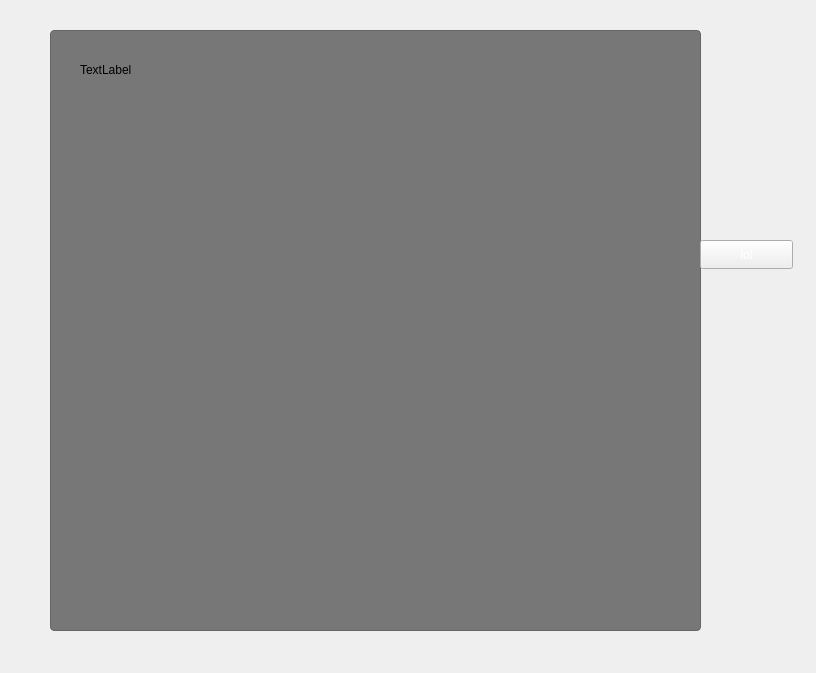
Above: figurecontainer.ui from idrisT11/Image-Editor before the change. Below: the same form after it.
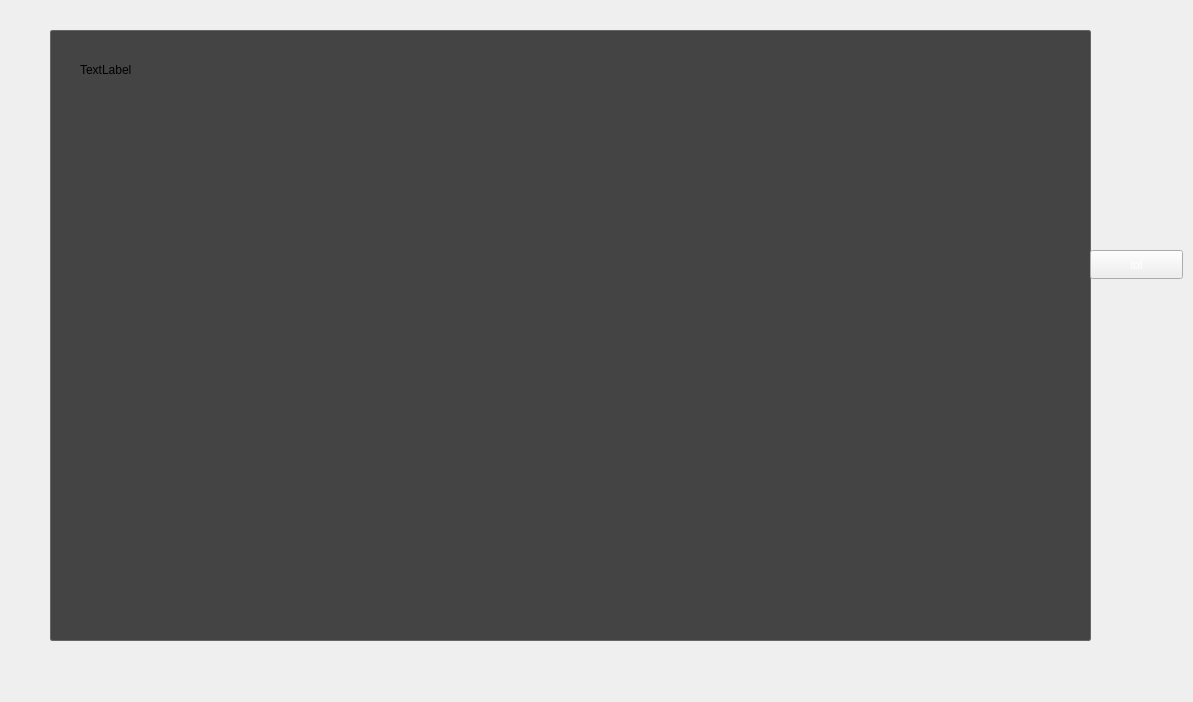
That is the form after the change. Custom widgets are drawn as their Qt base class.

```diff
--- a/figurecontainer.ui
+++ b/figurecontainer.ui
@@ -6,8 +6,8 @@
    <rect>
     <x>0</x>
     <y>0</y>
-    <width>816</width>
-    <height>673</height>
+    <width>1193</width>
+    <height>702</height>
    </rect>
   </property>
   <property name="mouseTracking">
@@ -22,8 +22,8 @@
   <widget class="QPushButton" name="pushButton">
    <property name="geometry">
     <rect>
-     <x>700</x>
-     <y>240</y>
+     <x>1090</x>
+     <y>250</y>
      <width>93</width>
      <height>29</height>
     </rect>
@@ -40,8 +40,8 @@
     <rect>
      <x>50</x>
      <y>30</y>
-     <width>651</width>
-     <height>601</height>
+     <width>1041</width>
+     <height>611</height>
     </rect>
    </property>
    <property name="mouseTracking">
@@ -49,8 +49,8 @@
    </property>
    <property name="styleSheet">
     <string notr="true">border: 1px solid #666;
-background-color: #777;
-border-radius: 4px;
+background-color: #444;
+border-radius: 2px;
 </string>
    </property>
    <widget class="FigureContent" name="myLabel">
```
